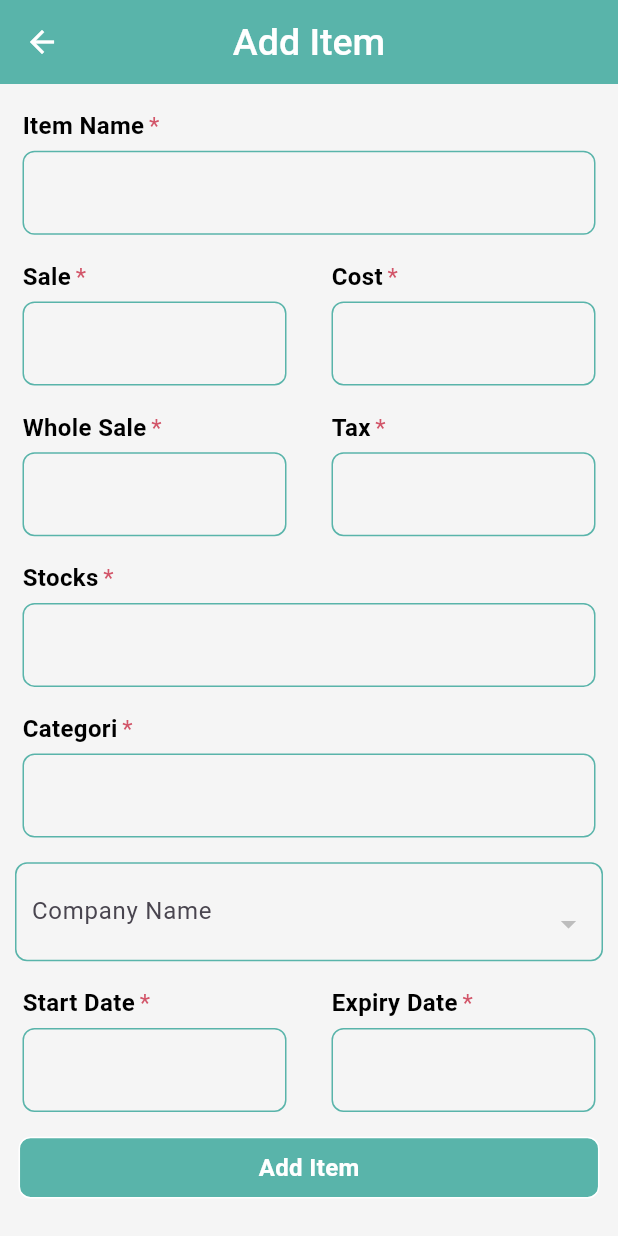
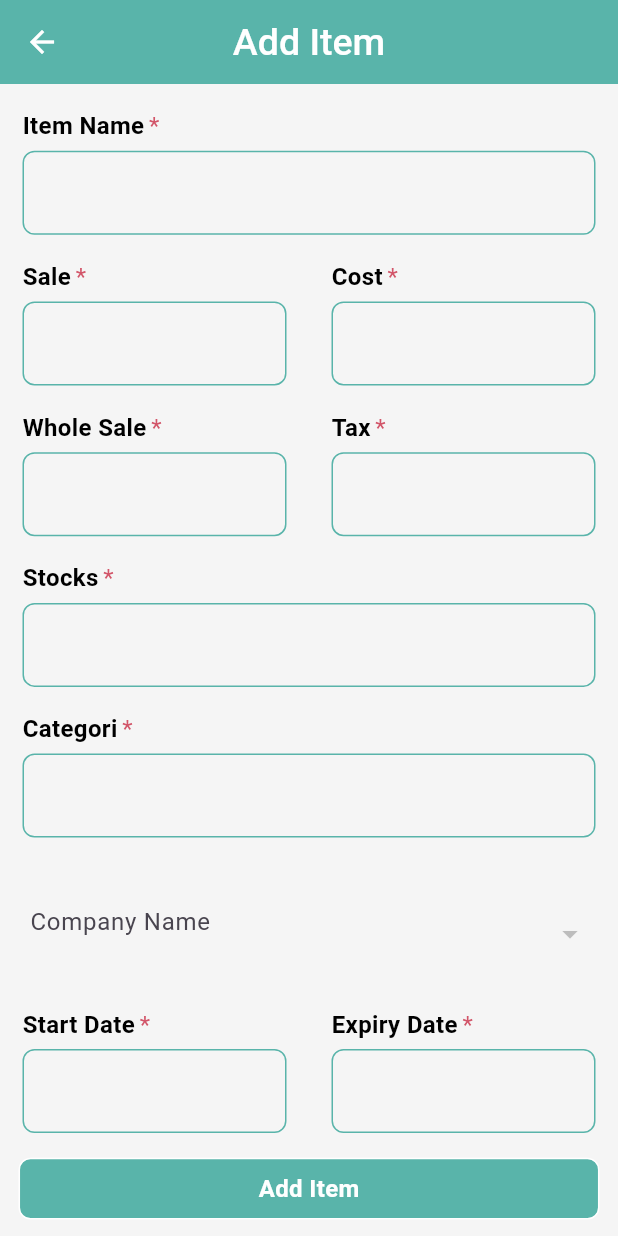
Before and after one commit to Shahabmustafa/Flutter-invoice-app, a Flutter app: the AddItems screen opened by its route, on a phone screen of 412 x 824 dp. Run offline on Flutter 3.47's test engine with Material 3 defaults, Android fonts, the phone set to English and light mode, and no system bars; our stand-ins replace avatar_glow, cached_network_image, cloud_firestore, firebase_auth, firebase_core, firebase_storage and 8 more; missing offline and left inert: emailjs; accounts and stored records are empty.

Commit message:
add code

```diff
--- a/lib/view/bottam navigator bar/setting/items/add_item.dart
+++ b/lib/view/bottam navigator bar/setting/items/add_item.dart
@@ -153,16 +153,7 @@ class _AddItemsState extends State<AddItems> {
                 height: size.height * 0.02,
               ),
               Padding(
-                padding: const EdgeInsets.symmetric(horizontal: 10),
-                child: Container(
-                  height: size.height * 0.08,
-                  padding: EdgeInsets.symmetric(horizontal: 10),
-                  decoration: BoxDecoration(
-                    borderRadius: BorderRadius.circular(8),
-                    border: Border.all(
-                      color: AppColor.primaryColor,
-                    ),
-                  ),
+                padding: const EdgeInsets.symmetric(horizontal: 20),
                 child: FormField<String>(
                   builder: (FormFieldState<String> state) {
                     return InputDecorator(
@@ -200,7 +191,20 @@ class _AddItemsState extends State<AddItems> {
                   },
                 ),
               ),
-              ),
+              // Padding(
+              //   padding: const EdgeInsets.symmetric(horizontal: 10),
+              //   child: Container(
+              //     height: size.height * 0.08,
+              //     padding: EdgeInsets.symmetric(horizontal: 10),
+              //     decoration: BoxDecoration(
+              //       borderRadius: BorderRadius.circular(8),
+              //       border: Border.all(
+              //         color: AppColor.primaryColor,
+              //       ),
+              //     ),
+              //     child:
+              //   ),
+              // ),
               SizedBox(
                 height: size.height * 0.02,
               ),
@@ -238,7 +242,7 @@ class _AddItemsState extends State<AddItems> {
                   onTap: (){
                     if(_key.currentState!.validate()){
                       item.addItemData(
-                        dropdownItems.toString(),
+                        selectedDropdownValue.toString(),
                       );
                     }
                   },
```
Also changed, not shown: lib/view/bottam navigator bar/setting/order/add_order.dart (+66 -8 lines), lib/view/bottam navigator bar/setting/supplier/supplier_detail.dart (+4 -14 lines). Lines whose indentation alone changed are shown as unchanged.
